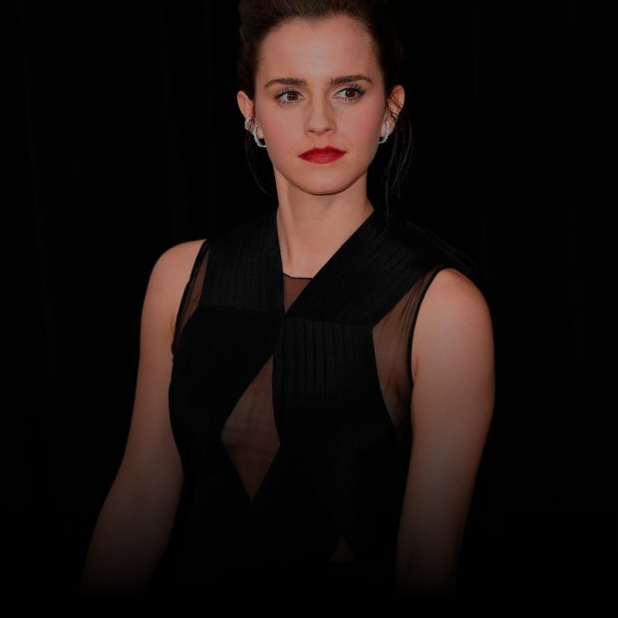
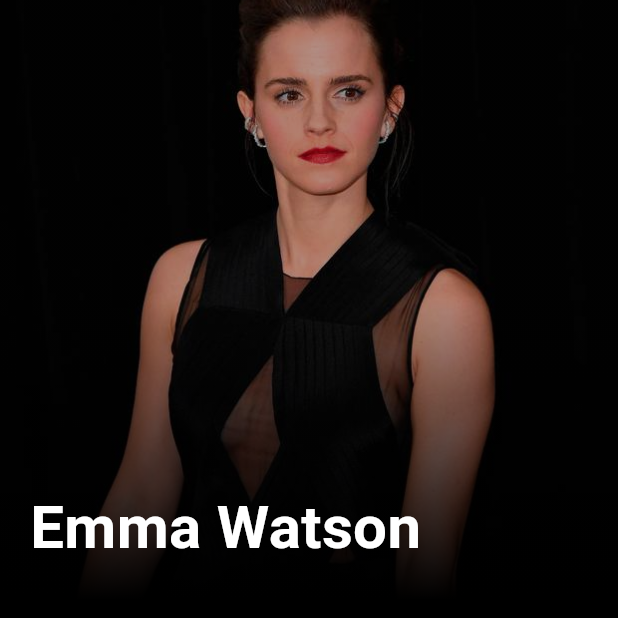
Before and after one commit to sydney1232/profile_ui, a Flutter app: the screen it shows after launch, on a phone screen of 412 x 824 dp. Shown: the top 618 px of the screen. Run offline on Flutter 3.47's test engine with Material 3 defaults, Android fonts, the phone set to English and light mode, and no system bars; our stand-ins replace simple_animations.

Commit message:
Added fade animation to text

```diff
--- a/lib/main.dart
+++ b/lib/main.dart
@@ -1,4 +1,5 @@
 import 'package:flutter/material.dart';
+import 'package:profile_ui/animation/FadeAnimation.dart';
 
 void main() {
   runApp(const MyApp());
@@ -46,12 +47,30 @@ class _MyHomePageState extends State<MyHomePage> {
                     ),
                     child: Container(
                       decoration: BoxDecoration(
-                          gradient: LinearGradient(
-                              begin: Alignment.bottomRight,
-                              colors: [
-                            Colors.black,
-                            Colors.black.withOpacity(.3)
-                          ])),
+                        gradient: LinearGradient(
+                            begin: Alignment.bottomRight,
+                            colors: [
+                              Colors.black,
+                              Colors.black.withOpacity(.3)
+                            ]),
+                      ),
+                      child: Padding(
+                        padding: EdgeInsets.all(20),
+                        child: Column(
+                          crossAxisAlignment: CrossAxisAlignment.start,
+                          mainAxisAlignment: MainAxisAlignment.end,
+                          children: [
+                            FadeAnimation(
+                                1,
+                                Text("Emma Watson",
+                                    style: TextStyle(
+                                      fontWeight: FontWeight.bold,
+                                      color: Colors.white,
+                                      fontSize: 40,
+                                    )))
+                          ],
+                        ),
+                      ),
                     ),
                   ),
                 ),
```
